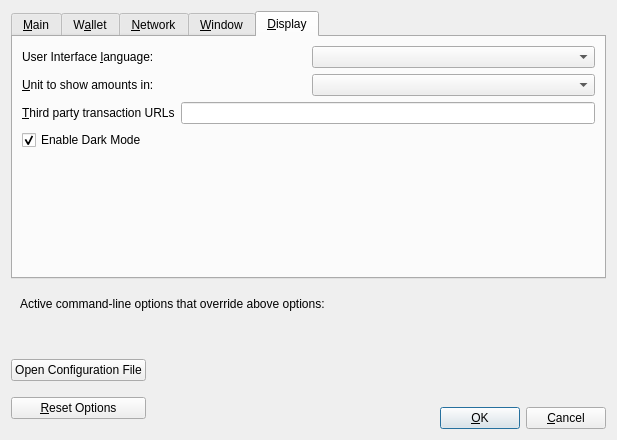
This is src/qt/forms/optionsdialog.ui in RavenProject/Ravencoin as Qt 5 draws it before an edit. The edited form follows.
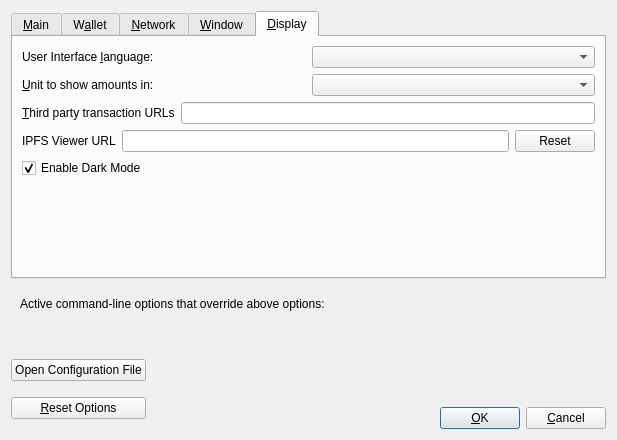
This is the edited form. The open tabs and pages were chosen to show the change. Custom widgets are drawn as their Qt base class.

The edit to the form file:
```diff
--- a/src/qt/forms/optionsdialog.ui
+++ b/src/qt/forms/optionsdialog.ui
@@ -633,6 +633,34 @@
          </item>
         </layout>
        </item>
+       <item>
+        <layout class="QHBoxLayout" name="horizontalLayout_4_Display" stretch="0,0,0">
+         <item>
+          <widget class="QLabel" name="ipfsUrlLabel">
+           <property name="toolTip">
+            <string>Third party URL for IPFS-viewer. %s in the URL is replaced by IPFS hash.</string>
+           </property>
+           <property name="text">
+            <string>IPFS Viewer URL</string>
+           </property>
+          </widget>
+         </item>
+         <item>
+          <widget class="QLineEdit" name="ipfsUrl">
+           <property name="toolTip">
+            <string>Third party URL for IPFS-viewer. %s in the URL is replaced by IPFS hash.</string>
+           </property>
+          </widget>
+         </item>
+         <item>
+          <widget class="QPushButton" name="ipfsUrlReset">
+           <property name="text">
+            <string>Reset</string>
+           </property>
+          </widget>
+         </item>
+        </layout>
+       </item>
        <item>
         <widget class="QCheckBox" name="darkModeCheckBox">
          <property name="text">
```
Left out of the diff: 2 changed lines with no effect on the pictures.
